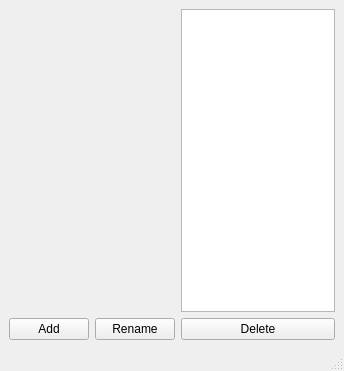
Above: BookKeeping/account_manager/account_manager.ui from cowtony/BookKeeping before the change. Below: the same form after it.
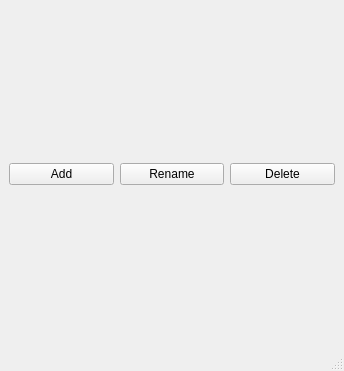
That is the form after the change. Icons and pictures are not drawn.

```diff
--- a/BookKeeping/account_manager/account_manager.ui
+++ b/BookKeeping/account_manager/account_manager.ui
@@ -19,7 +19,24 @@
   </property>
   <widget class="QWidget" name="centralwidget">
    <layout class="QGridLayout" name="gridLayout">
-    <item row="1" column="0">
+    <item row="0" column="2">
+     <widget class="QPushButton" name="pushButton_Delete">
+      <property name="enabled">
+       <bool>true</bool>
+      </property>
+      <property name="text">
+       <string>Delete</string>
+      </property>
+     </widget>
+    </item>
+    <item row="0" column="1">
+     <widget class="QPushButton" name="pushButton_Rename">
+      <property name="text">
+       <string>Rename</string>
+      </property>
+     </widget>
+    </item>
+    <item row="0" column="0">
      <widget class="QPushButton" name="pushButton_Add">
       <property name="enabled">
        <bool>true</bool>
@@ -32,26 +49,6 @@
       </property>
      </widget>
     </item>
-    <item row="1" column="1">
-     <widget class="QPushButton" name="pushButton_Rename">
-      <property name="text">
-       <string>Rename</string>
-      </property>
-     </widget>
-    </item>
-    <item row="1" column="2">
-     <widget class="QPushButton" name="pushButton_Delete">
-      <property name="enabled">
-       <bool>true</bool>
-      </property>
-      <property name="text">
-       <string>Delete</string>
-      </property>
-     </widget>
-    </item>
-    <item row="0" column="2">
-     <widget class="QTreeView" name="treeView_accounts"/>
-    </item>
    </layout>
   </widget>
   <widget class="QMenuBar" name="menubar">
```
